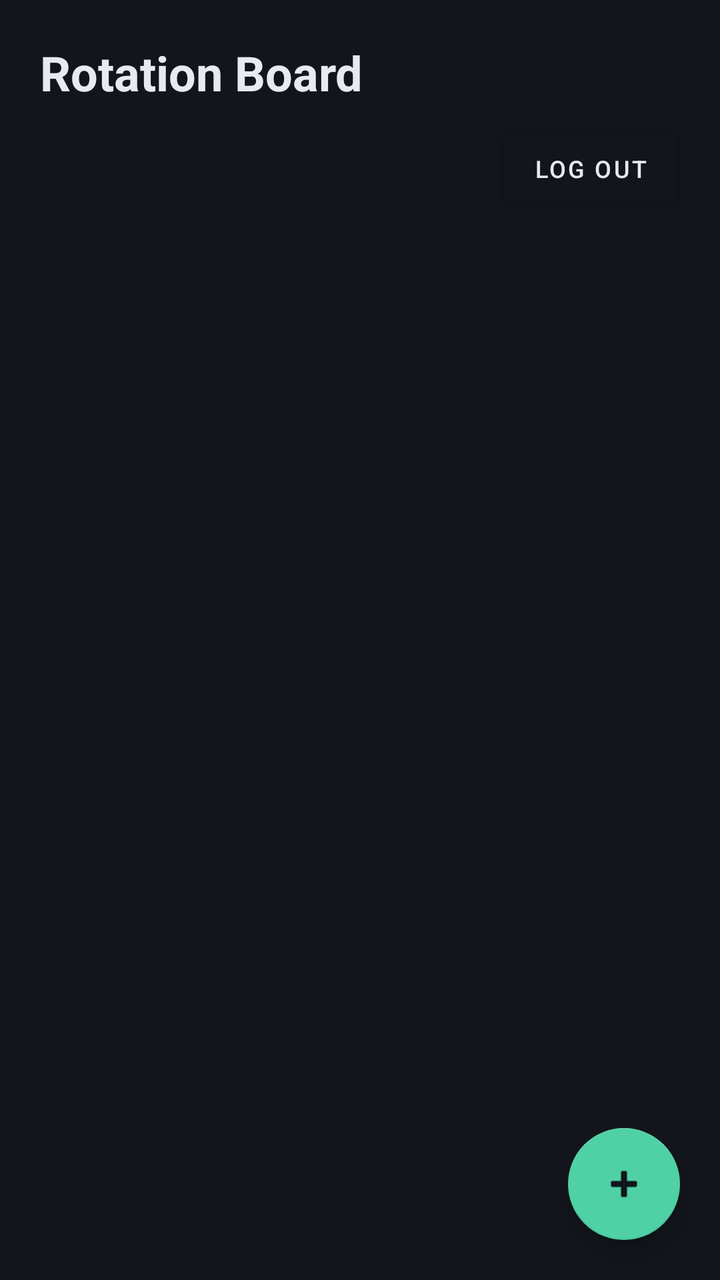
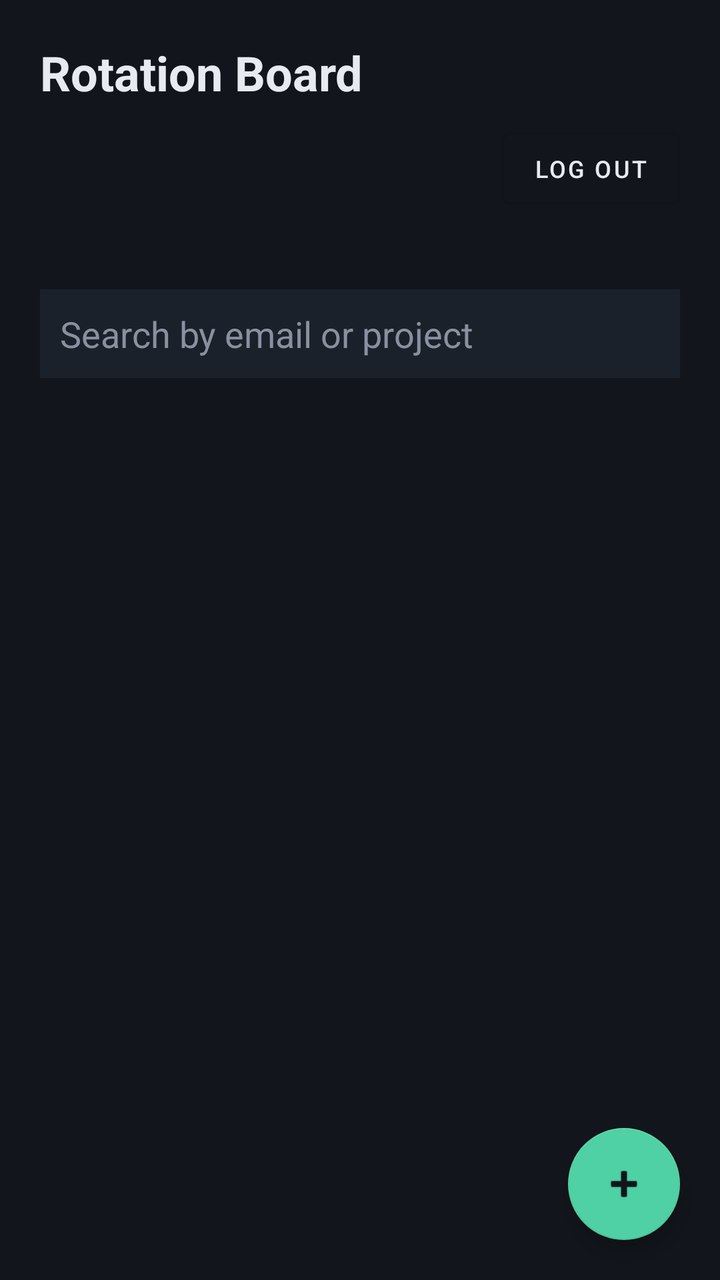

Before-and-after screenshots of an Android layout around one commit, followed by the original layout XML and the change that was made.
<!-- AndroidManifest.xml: application theme Theme.RotationBoard -->
<!-- res/layout/activity_dashboard.xml -->
<?xml version="1.0" encoding="utf-8"?>
<LinearLayout xmlns:android="http://schemas.android.com/apk/res/android"
    xmlns:app="http://schemas.android.com/apk/res-auto"
    android:layout_width="match_parent"
    android:layout_height="match_parent"
    android:orientation="vertical"
    android:background="@color/bg">

    <LinearLayout
        android:layout_width="match_parent"
        android:layout_height="wrap_content"
        android:orientation="vertical"
        android:padding="20dp">

        <TextView
            android:layout_width="wrap_content"
            android:layout_height="wrap_content"
            android:text="@string/app_name"
            android:textSize="24sp"
            android:textStyle="bold"
            android:textColor="@color/text_main" />

        <LinearLayout
            android:layout_width="match_parent"
            android:layout_height="wrap_content"
            android:orientation="horizontal"
            android:gravity="center_vertical"
            android:layout_marginTop="8dp">

            <TextView
                android:id="@+id/tvWho"
                android:layout_width="0dp"
                android:layout_height="wrap_content"
                android:layout_weight="1"
                android:textColor="@color/text_dim"
                android:textSize="13sp" />

            <Button
                android:id="@+id/btnLogout"
                style="@style/Widget.MaterialComponents.Button.OutlinedButton"
                android:layout_width="wrap_content"
                android:layout_height="wrap_content"
                android:text="Log out"
                android:textSize="12sp" />
        </LinearLayout>
    </LinearLayout>

    <FrameLayout
        android:layout_width="match_parent"
        android:layout_height="0dp"
        android:layout_weight="1">

        <androidx.recyclerview.widget.RecyclerView
            android:id="@+id/recyclerView"
            android:layout_width="match_parent"
            android:layout_height="match_parent"
            android:paddingHorizontal="16dp"
            android:clipToPadding="false" />

        <TextView
            android:id="@+id/tvEmpty"
            android:layout_width="wrap_content"
            android:layout_height="wrap_content"
            android:layout_gravity="center"
            android:text="No accounts yet.\nTap + to add one."
            android:gravity="center"
            android:textColor="@color/text_dim"
            android:visibility="gone" />

        <com.google.android.material.floatingactionbutton.FloatingActionButton
            android:id="@+id/fabAdd"
            android:layout_width="wrap_content"
            android:layout_height="wrap_content"
            android:layout_gravity="bottom|end"
            android:layout_margin="20dp"
            android:src="@android:drawable/ic_input_add"
            app:backgroundTint="@color/ready" />
    </FrameLayout>
</LinearLayout>
<!-- resources referenced by this layout -->
<resources>
  <color name="bg">#12161C</color>
  <color name="ready">#4FD1A5</color>
  <color name="text_dim">#8891A0</color>
  <color name="text_main">#E7EAEE</color>
  <string name="app_name">Rotation Board</string>
  <style name="Theme.RotationBoard" parent="Theme.MaterialComponents.DayNight.NoActionBar">
          <item name="colorPrimary">@color/text_main</item>
          <item name="colorPrimaryVariant">@color/text_main</item>
          <item name="colorOnPrimary">@color/bg</item>
          <item name="colorSecondary">@color/ready</item>
          <item name="colorOnSecondary">@color/bg</item>
          <item name="android:windowBackground">@color/bg</item>
          <item name="android:statusBarColor">@color/bg</item>
          <item name="android:textColorPrimary">@color/text_main</item>
      </style>
</resources>

<!-- the commit's change to res/layout/activity_dashboard.xml (unified diff, before → after) -->
@@ -43,6 +43,53 @@
                 android:text="Log out"
                 android:textSize="12sp" />
         </LinearLayout>
+
+        <TextView
+            android:id="@+id/tvSummary"
+            android:layout_width="match_parent"
+            android:layout_height="wrap_content"
+            android:textColor="@color/text_dim"
+            android:textSize="12sp"
+            android:layout_marginTop="10dp" />
+
+        <EditText
+            android:id="@+id/etSearch"
+            android:layout_width="match_parent"
+            android:layout_height="wrap_content"
+            android:hint="Search by email or project"
+            android:textColorHint="@color/text_dim"
+            android:textColor="@color/text_main"
+            android:background="@color/surface"
+            android:padding="10dp"
+            android:layout_marginTop="10dp"
+            android:inputType="text"
+            android:maxLines="1" />
+
+        <LinearLayout
+            android:id="@+id/bannerBattery"
+            android:layout_width="match_parent"
+            android:layout_height="wrap_content"
+            android:orientation="vertical"
+            android:background="@color/surface"
+            android:padding="12dp"
+            android:layout_marginTop="10dp"
+            android:visibility="gone">
+
+            <TextView
+                android:layout_width="match_parent"
+                android:layout_height="wrap_content"
+                android:text="For alarms to ring reliably, allow this app to ignore battery optimization."
+                android:textColor="@color/text_dim"
+                android:textSize="12sp" />
+
+            <Button
+                android:id="@+id/btnFixBattery"
+                android:layout_width="wrap_content"
+                android:layout_height="wrap_content"
+                android:layout_marginTop="8dp"
+                android:text="Fix this"
+                android:textSize="12sp" />
+        </LinearLayout>
     </LinearLayout>
 
     <FrameLayout
<!-- resource entries referenced after the edit -->
@@ -2,6 +2,7 @@
 <resources>
   <color name="bg">#12161C</color>
   <color name="ready">#4FD1A5</color>
+  <color name="surface">#1B212B</color>
   <color name="text_dim">#8891A0</color>
   <color name="text_main">#E7EAEE</color>
   <string name="app_name">Rotation Board</string>
